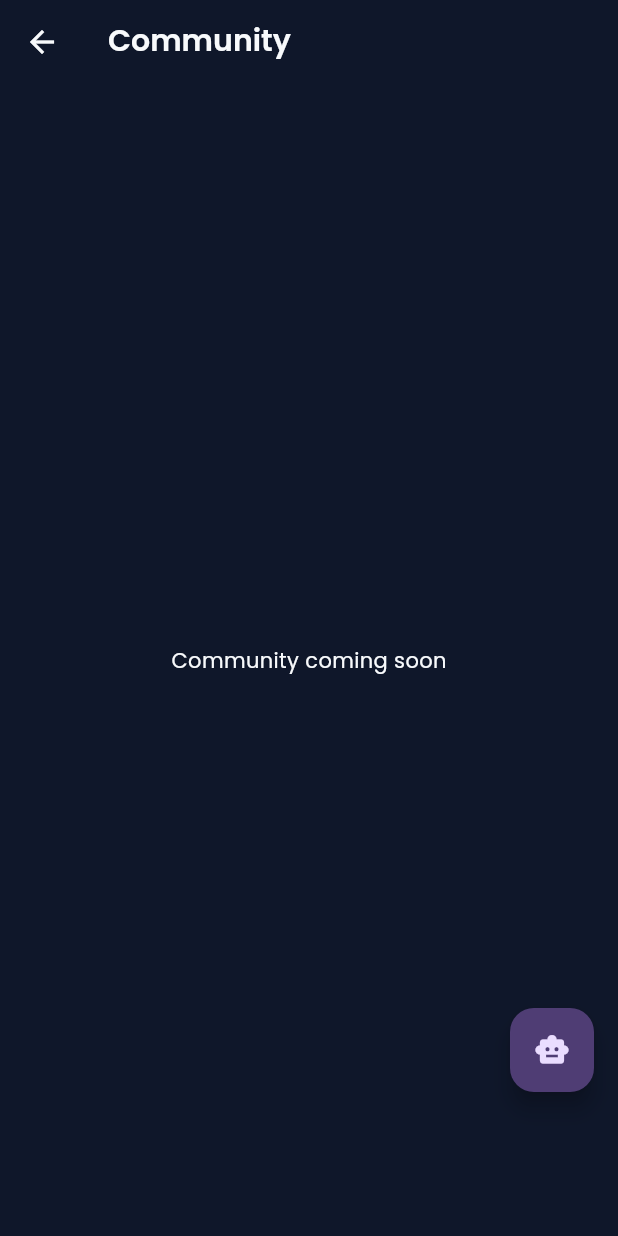
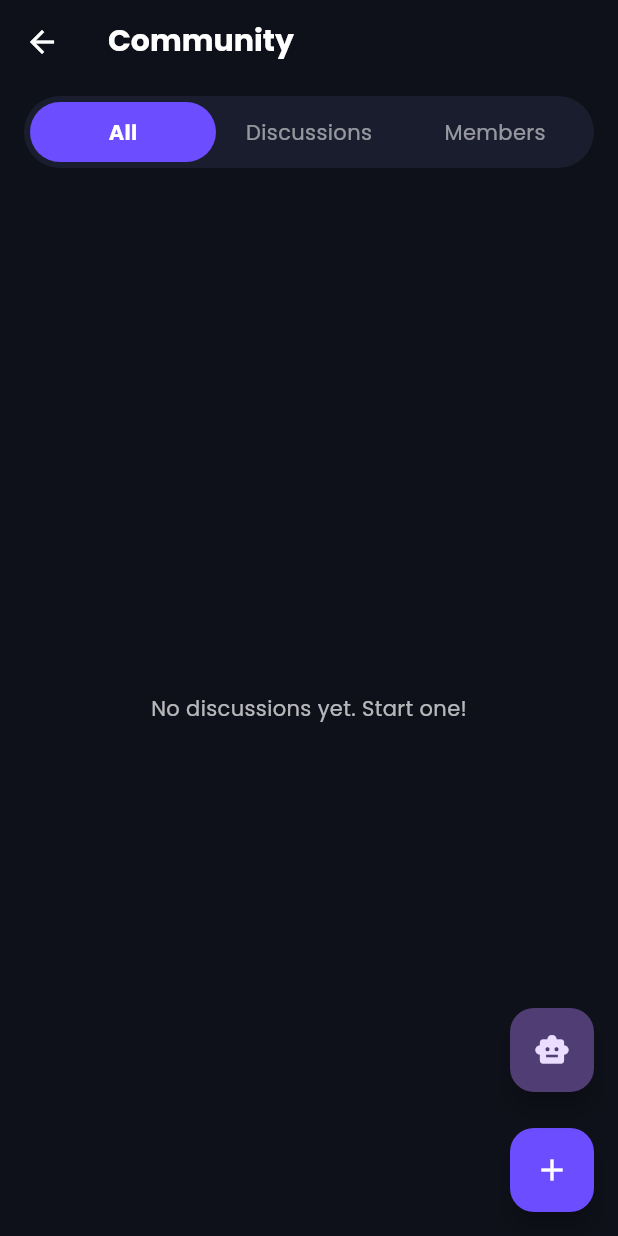
Before and after one commit to Numbcranium/FandomVerse, a Flutter app: the CommunityScreen screen opened by its route, on a phone screen of 412 x 824 dp. Run offline on Flutter 3.47's test engine with Material 3 defaults, Android fonts, the phone set to English and light mode, and no system bars; our stand-ins replace cached_network_image, carousel_slider, cloud_firestore, connectivity_plus, equatable, firebase_ai and 10 more; missing offline and left inert: firebase_app_check, gal; accounts and stored records are empty; generated files the repository leaves out were written again.

Commit message:
Finish Community Page frontend and backend

```diff
--- a/lib/features/community/presentation/screens/community_screen.dart
+++ b/lib/features/community/presentation/screens/community_screen.dart
@@ -1,24 +1,182 @@
-import 'package:flutter/cupertino.dart';
+import 'package:cloud_firestore/cloud_firestore.dart';
 import 'package:flutter/material.dart';
 
-class CommunityScreen extends StatelessWidget {
-  const CommunityScreen ({super.key});
+import 'create_discussion_screen.dart';
+import 'discussion_details_screen.dart';
+
+class CommunityScreen extends StatefulWidget {
+  const CommunityScreen({super.key});
+
+  @override
+  State<CommunityScreen> createState() => _CommunityScreenState();
+}
+
+class _CommunityScreenState extends State<CommunityScreen> {
+  int _selectedTabIndex = 0;
 
   @override
   Widget build(BuildContext context) {
     return Scaffold(
+      backgroundColor: const Color(0xFF0F111A), // Dark background matching app theme
       appBar: AppBar(
-        foregroundColor: Colors.black,
+        backgroundColor: const Color(0xFF0F111A),
+        elevation: 0,
         leading: IconButton(
-          icon: const Icon(Icons.arrow_back),
-          onPressed: () {
-            Navigator.pop(context);
-          },
+          icon: const Icon(Icons.arrow_back, color: Colors.white),
+          onPressed: () => Navigator.pop(context),
         ),
-        title: const Text('Community'),
+        title: const Text('Community', style: TextStyle(color: Colors.white, fontWeight: FontWeight.bold)),
       ),
-      body: const Center(
-        child: Text('Community coming soon'),
+      body: Column(
+        children: [
+          _buildTabs(),
+          Expanded(
+            child: StreamBuilder<QuerySnapshot>(
+              stream: FirebaseFirestore.instance.collection('posts').orderBy('createdAt', descending: true).snapshots(),
+              builder: (context, snapshot) {
+                if (snapshot.hasError) {
+                  return const Center(child: Text('Error loading posts', style: TextStyle(color: Colors.white)));
+                }
+
+                if (snapshot.connectionState == ConnectionState.waiting) {
+                  return const Center(child: CircularProgressIndicator());
+                }
+
+                final docs = snapshot.data?.docs ?? [];
+                if (docs.isEmpty) {
+                  return const Center(child: Text('No discussions yet. Start one!', style: TextStyle(color: Colors.white70)));
+                }
+
+                return ListView.builder(
+                  padding: const EdgeInsets.all(16),
+                  itemCount: docs.length,
+                  itemBuilder: (context, index) {
+                    final data = docs[index].data() as Map<String, dynamic>;
+                    final post = {
+                      'id': docs[index].id,
+                      'username': data['username'] ?? 'User',
+                      'avatar': data['avatar'] ?? 'https://ui-avatars.com/api/?name=User&background=random',
+                      'time': 'Just now', // Ideally formatted from timestamp
+                      'content': data['content'] ?? '',
+                      'likes': data['likes'] ?? 0,
+                      'comments': data['comments'] ?? 0,
+                    };
+                    return _buildPostCard(post);
+                  },
+                );
+              },
+            ),
+          ),
+        ],
+      ),
+      floatingActionButton: FloatingActionButton(
+        backgroundColor: const Color(0xFF6C4DFF), // Purple accent
+        onPressed: () {
+          Navigator.push(
+            context,
+            MaterialPageRoute(builder: (context) => const CreateDiscussionScreen()),
+          );
+        },
+        child: const Icon(Icons.add, color: Colors.white),
+      ),
+    );
+  }
+
+  Widget _buildTabs() {
+    return Padding(
+      padding: const EdgeInsets.symmetric(horizontal: 16.0, vertical: 8.0),
+      child: Container(
+        padding: const EdgeInsets.all(4),
+        decoration: BoxDecoration(
+          color: const Color(0xFF1A1D2D), // Slightly lighter dark background
+          borderRadius: BorderRadius.circular(30),
+        ),
+        child: Row(
+          children: [
+            _buildTabItem(0, 'All'),
+            _buildTabItem(1, 'Discussions'),
+            _buildTabItem(2, 'Members'),
+          ],
+        ),
+      ),
+    );
+  }
+
+  Widget _buildTabItem(int index, String title) {
+    final isSelected = _selectedTabIndex == index;
+    return Expanded(
+      child: GestureDetector(
+        onTap: () => setState(() => _selectedTabIndex = index),
+        child: Container(
+          padding: const EdgeInsets.symmetric(vertical: 10),
+          decoration: BoxDecoration(
+            color: isSelected ? const Color(0xFF6C4DFF) : Colors.transparent,
+            borderRadius: BorderRadius.circular(25),
+          ),
+          child: Center(
+            child: Text(
+              title,
+              style: TextStyle(
+                color: isSelected ? Colors.white : Colors.white54,
+                fontWeight: isSelected ? FontWeight.bold : FontWeight.normal,
+              ),
+            ),
+          ),
+        ),
+      ),
+    );
+  }
+
+  Widget _buildPostCard(Map<String, dynamic> post) {
+    return GestureDetector(
+      onTap: () {
+        Navigator.push(
+          context,
+          MaterialPageRoute(builder: (context) => DiscussionDetailsScreen(post: post)),
+        );
+      },
+      child: Container(
+        margin: const EdgeInsets.only(bottom: 16),
+        padding: const EdgeInsets.all(16),
+        decoration: BoxDecoration(
+          color: const Color(0xFF1A1D2D),
+          borderRadius: BorderRadius.circular(16),
+        ),
+        child: Column(
+          crossAxisAlignment: CrossAxisAlignment.start,
+          children: [
+            Row(
+              children: [
+                CircleAvatar(
+                  radius: 20,
+                  backgroundImage: NetworkImage(post['avatar']),
+                ),
+                const SizedBox(width: 12),
+                Column(
+                  crossAxisAlignment: CrossAxisAlignment.start,
+                  children: [
+                    Text(post['username'], style: const TextStyle(color: Colors.white, fontWeight: FontWeight.bold)),
+                    Text(post['time'], style: const TextStyle(color: Colors.white54, fontSize: 12)),
+                  ],
+                ),
+              ],
+            ),
+            const SizedBox(height: 12),
+            Text(post['content'], style: const TextStyle(color: Colors.white, fontSize: 16)),
+            const SizedBox(height: 16),
+            Row(
+              children: [
+                const Icon(Icons.favorite_border, color: Colors.white54, size: 20),
+                const SizedBox(width: 4),
+                Text('${post['likes']}', style: const TextStyle(color: Colors.white54)),
+                const SizedBox(width: 16),
+                const Icon(Icons.chat_bubble_outline, color: Colors.white54, size: 20),
+                const SizedBox(width: 4),
+                Text('${post['comments']}', style: const TextStyle(color: Colors.white54)),
+              ],
+            ),
+          ],
+        ),
       ),
     );
   }
--- a/lib/features/profile/presentation/screens/profile_screen.dart
+++ b/lib/features/profile/presentation/screens/profile_screen.dart
@@ -23,7 +23,7 @@ class ProfileScreen extends StatelessWidget {
         context.go(RouteNames.home);
         return;
       case 1:
-        showComingSoon(context, 'Explore');
+        context.push(RouteNames.community);
         return;
       case 2:
         showComingSoon(context, 'Events');
```
Also changed, not shown: lib/features/community/presentation/screens/create_discussion_screen.dart (added, +139 -0 lines), lib/features/community/presentation/screens/discussion_details_screen.dart (added, +253 -0 lines).
